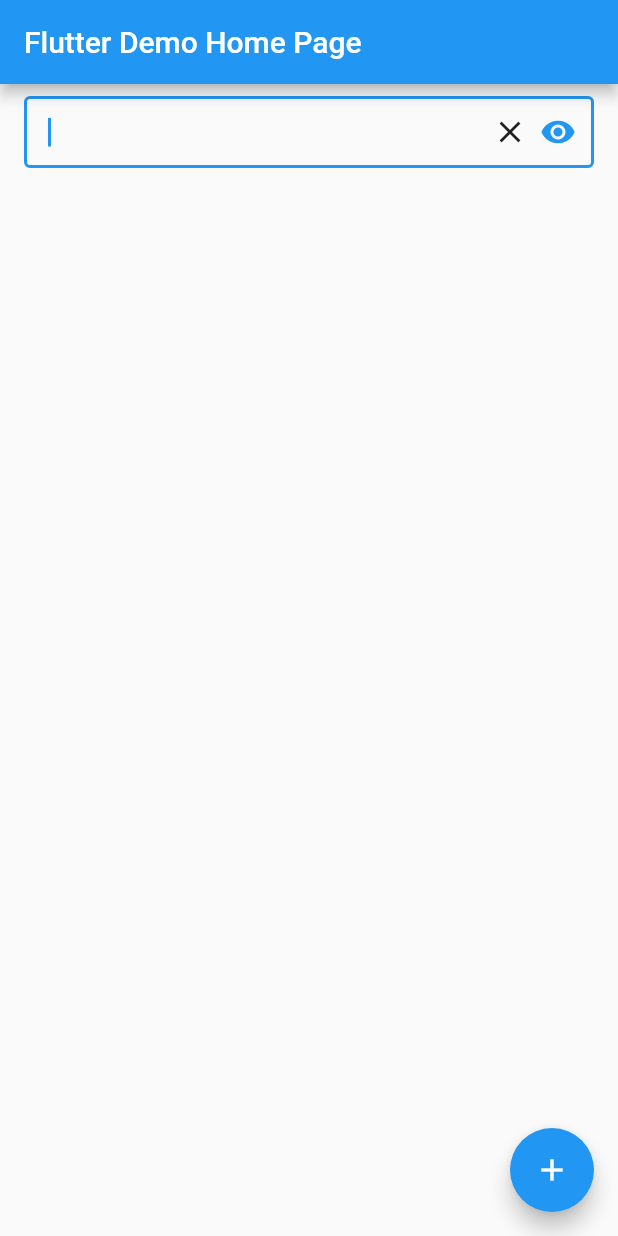
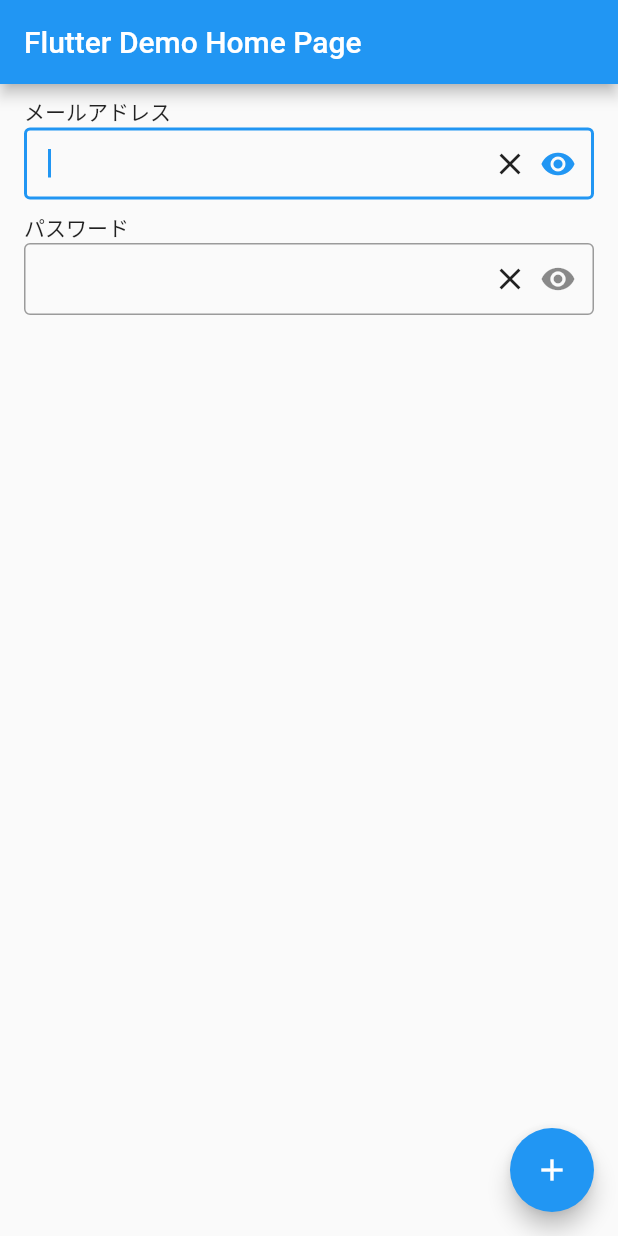
Before and after one commit to ikemura23/flutter-forms-playground, a Flutter app: the screen it shows after launch, on a phone screen of 412 x 824 dp. Run offline on Flutter 3.47's test engine with Material 2 defaults, Android fonts, the phone set to English and light mode, and no system bars.

Commit message:
フォームっぽくスタイルを調整

```diff
--- a/lib/main.dart
+++ b/lib/main.dart
@@ -31,7 +31,8 @@ class MyHomePage extends StatefulWidget {
 class _MyHomePageState extends State<MyHomePage> {
   int _counter = 0;
   final _formKey = GlobalKey<_MyHomePageState>();
-  final _textFormKey = GlobalKey<FormFieldState<String>>();
+  final _mailFormKey = GlobalKey<FormFieldState<String>>();
+  final _passwordFormKey = GlobalKey<FormFieldState<String>>();
 
   void _incrementCounter() {
     setState(() {
@@ -61,21 +62,51 @@ class _MyHomePageState extends State<MyHomePage> {
         key: _formKey,
         child: Column(
           mainAxisSize: MainAxisSize.min,
+          crossAxisAlignment: CrossAxisAlignment.start,
           children: [
             const SizedBox(height: 8),
-            _buildForm(),
+            const Text("メールアドレス"),
+            _buildMailForm(),
+            const SizedBox(height: 8),
+            const Text("パスワード"),
+            _buildPasswordForm(),
           ],
         ),
       ),
     );
   }
 
-  Widget _buildForm() {
+  Widget _buildMailForm() {
     return Stack(
       alignment: Alignment.centerRight,
       children: [
         TextFormField(
-          key: _textFormKey,
+          key: _mailFormKey,
+          keyboardType: TextInputType.emailAddress,
+          autofocus: true,
+          decoration: const InputDecoration(
+            contentPadding: EdgeInsets.only(left: 16, right: 32),
+            border: OutlineInputBorder(),
+            suffixIcon: Icon(Icons.visibility),
+          ),
+        ),
+        Padding(
+          padding: const EdgeInsets.only(right: 32),
+          child: IconButton(
+            icon: const Icon(Icons.close),
+            onPressed: () {},
+          ),
+        ),
+      ],
+    );
+  }
+
+  Widget _buildPasswordForm() {
+    return Stack(
+      alignment: Alignment.centerRight,
+      children: [
+        TextFormField(
+          key: _passwordFormKey,
           keyboardType: TextInputType.emailAddress,
           autofocus: true,
           decoration: const InputDecoration(
```
